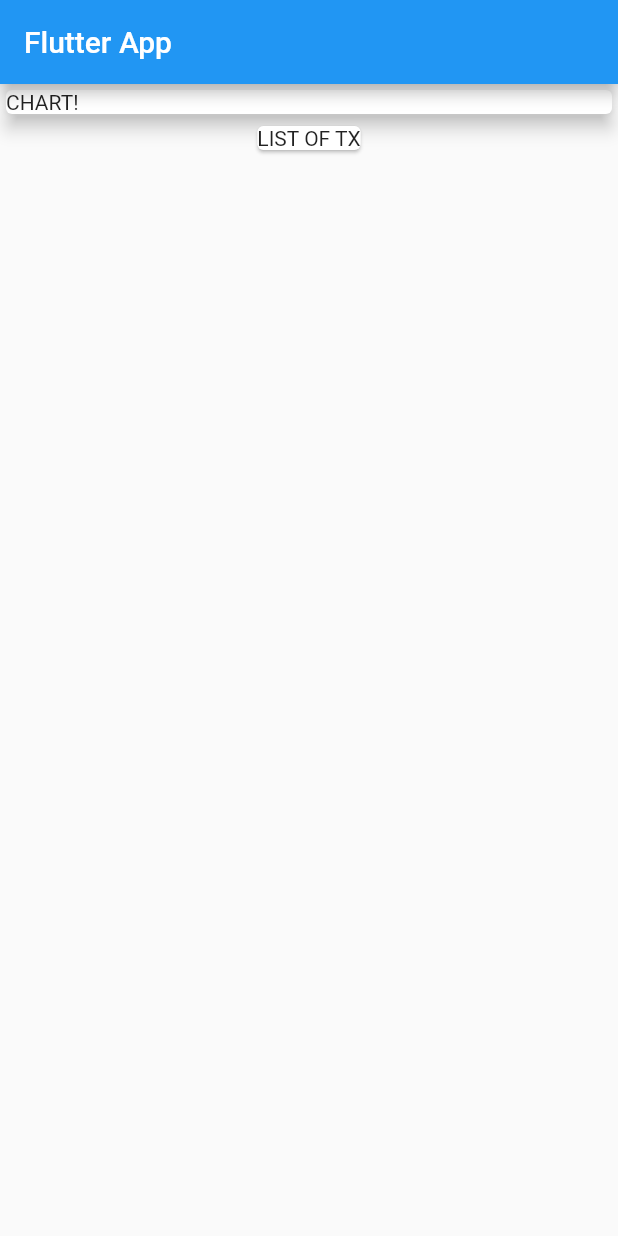
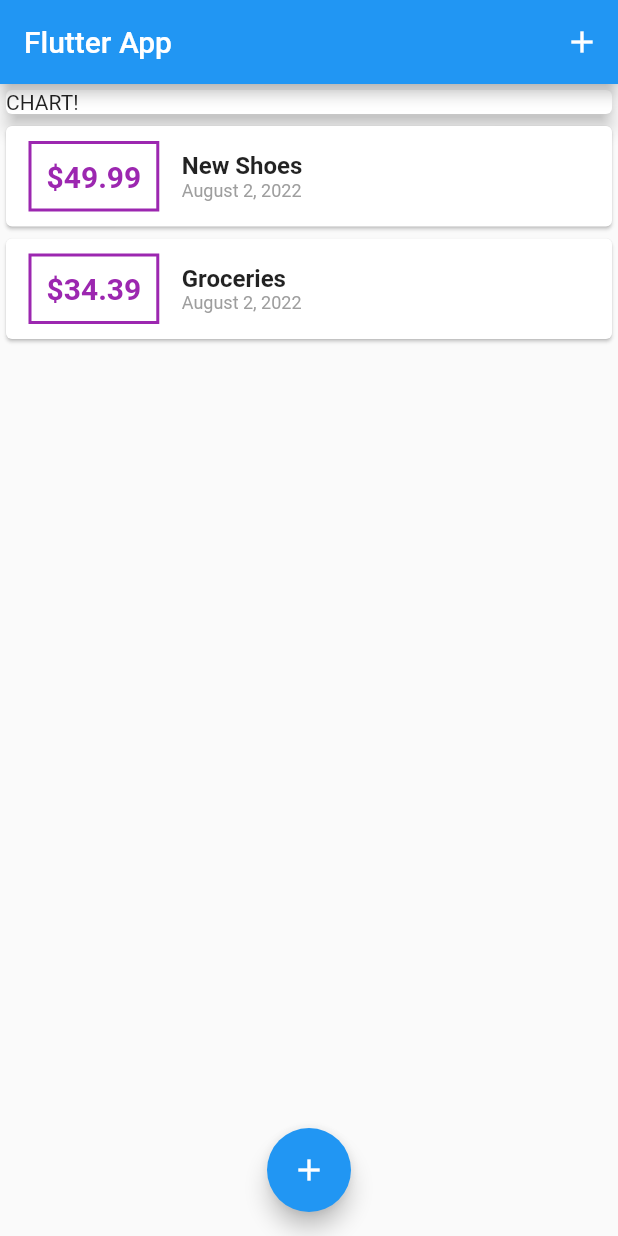
Before and after one commit to SheriffSoco/second_app, a Flutter app: the screen it shows after launch, on a phone screen of 412 x 824 dp. Run offline on Flutter 3.47's test engine with Material 2 defaults, Android fonts, the phone set to English and light mode, and no system bars.

Commit message:
Make substantial changes via bootcamp

```diff
--- a/lib/main.dart
+++ b/lib/main.dart
@@ -1,6 +1,9 @@
 // ignore_for_file: prefer_const_constructors, use_key_in_widget_constructors
 
 import 'package:flutter/material.dart';
+import './models/transaction.dart';
+import './widgets/new_transaction.dart';
+import './widgets/transaction_list.dart';
 
 void main() {
   runApp(MyApp());
@@ -16,14 +19,64 @@ class MyApp extends StatelessWidget {
   }
 }
 
-class MyHomePage extends StatelessWidget {
+class MyHomePage extends StatefulWidget {
+  @override
+  State<MyHomePage> createState() => _MyHomePageState();
+}
+
+class _MyHomePageState extends State<MyHomePage> {
+  final List<Transaction> _userTransactions = [
+    Transaction(
+      id: '0',
+      title: 'New Shoes',
+      amount: 49.99,
+      date: DateTime.now(),
+    ),
+    Transaction(
+      id: '1',
+      title: 'Groceries',
+      amount: 34.39,
+      date: DateTime.now(),
+    ),
+  ];
+
+  void _addNewTransaction(String txTitle, double txAmount) {
+    final newTx = Transaction(
+      title: txTitle,
+      amount: txAmount,
+      date: DateTime.now(),
+      id: DateTime.now().toString(),
+    );
+
+    setState(() {
+      _userTransactions.add(newTx);
+    });
+  }
+
+  void _startAddNewTransaction(BuildContext ctx) {
+    showModalBottomSheet(
+      context: ctx,
+      builder: (bCtx) {
+        return NewTransaction(_addNewTransaction);
+      },
+    );
+  }
+
   @override
   Widget build(BuildContext context) {
     return Scaffold(
       appBar: AppBar(
         title: Text('Flutter App'),
+        actions: [
+          IconButton(
+            icon: Icon(Icons.add),
+            onPressed: () => _startAddNewTransaction(context),
           ),
-      body: Column(
+        ],
+      ),
+      body: SingleChildScrollView(
+        child: Column(
+          crossAxisAlignment: CrossAxisAlignment.stretch,
           children: <Widget>[
             Container(
               width: double.infinity,
@@ -32,10 +85,14 @@ class MyHomePage extends StatelessWidget {
                 elevation: 5,
               ),
             ),
-          Card(
-            child: (Text('LIST OF TX')),
+            TransactionList(_userTransactions),
+          ],
         ),
-        ],
+      ),
+      floatingActionButtonLocation: FloatingActionButtonLocation.centerFloat,
+      floatingActionButton: FloatingActionButton(
+        child: Icon(Icons.add),
+        onPressed: () => _startAddNewTransaction(context),
       ),
     );
   }
--- /dev/null
+++ b/lib/models/transaction.dart
@@ -0,0 +1,15 @@
+import 'package:flutter/foundation.dart';
+
+class Transaction {
+  String id;
+  String title;
+  double amount;
+  DateTime date;
+
+  Transaction({
+    @required this.id,
+    @required this.title,
+    @required this.amount,
+    @required this.date,
+  });
+}
--- /dev/null
+++ b/lib/widgets/transaction_list.dart
@@ -0,0 +1,68 @@
+import 'package:flutter/material.dart';
+import '../models/transaction.dart';
+import 'package:intl/intl.dart';
+
+class TransactionList extends StatelessWidget {
+  final List<Transaction> _userTransactions;
+
+  TransactionList(this._userTransactions);
+
+  @override
+  Widget build(BuildContext context) {
+    return Container(
+      height: 300,
+      child: ListView.builder(
+        itemBuilder: (ctx, index) {
+          return Card(
+            child: Row(
+              mainAxisAlignment: MainAxisAlignment.start,
+              children: [
+                Container(
+                  margin: EdgeInsets.symmetric(
+                    vertical: 10,
+                    horizontal: 15,
+                  ),
+                  decoration: BoxDecoration(
+                    border: Border.all(
+                      color: Colors.purple,
+                      width: 2,
+                    ),
+                  ),
+                  padding: EdgeInsets.all(10),
+                  child: Text(
+                    '\$${_userTransactions[index].amount.toStringAsFixed(2)}',
+                    style: TextStyle(
+                      fontWeight: FontWeight.bold,
+                      color: Colors.purple,
+                      fontSize: 20,
+                    ),
+                  ),
+                ),
+                Column(
+                  crossAxisAlignment: CrossAxisAlignment.start,
+                  children: [
+                    Text(
+                      _userTransactions[index].title,
+                      style: TextStyle(
+                        fontWeight: FontWeight.bold,
+                        fontSize: 16,
+                      ),
+                    ),
+                    Text(
+                      DateFormat.yMMMMd().format(_userTransactions[index].date),
+                      style: TextStyle(
+                        color: Colors.grey,
+                        fontSize: 12,
+                      ),
+                    ),
+                  ],
+                )
+              ],
+            ),
+          );
+        },
+        itemCount: _userTransactions.length,
+      ),
+    );
+  }
+}
--- a/pubspec.yaml
+++ b/pubspec.yaml
@@ -23,6 +23,7 @@ environment:
 dependencies:
   flutter:
     sdk: flutter
+  intl: ^0.17.0
 
 
   # The following adds the Cupertino Icons font to your application.
```
Also changed, not shown: lib/widgets/new_transaction.dart (added, +59 -0 lines), pubspec.lock. Lines whose indentation alone changed are shown as unchanged.
